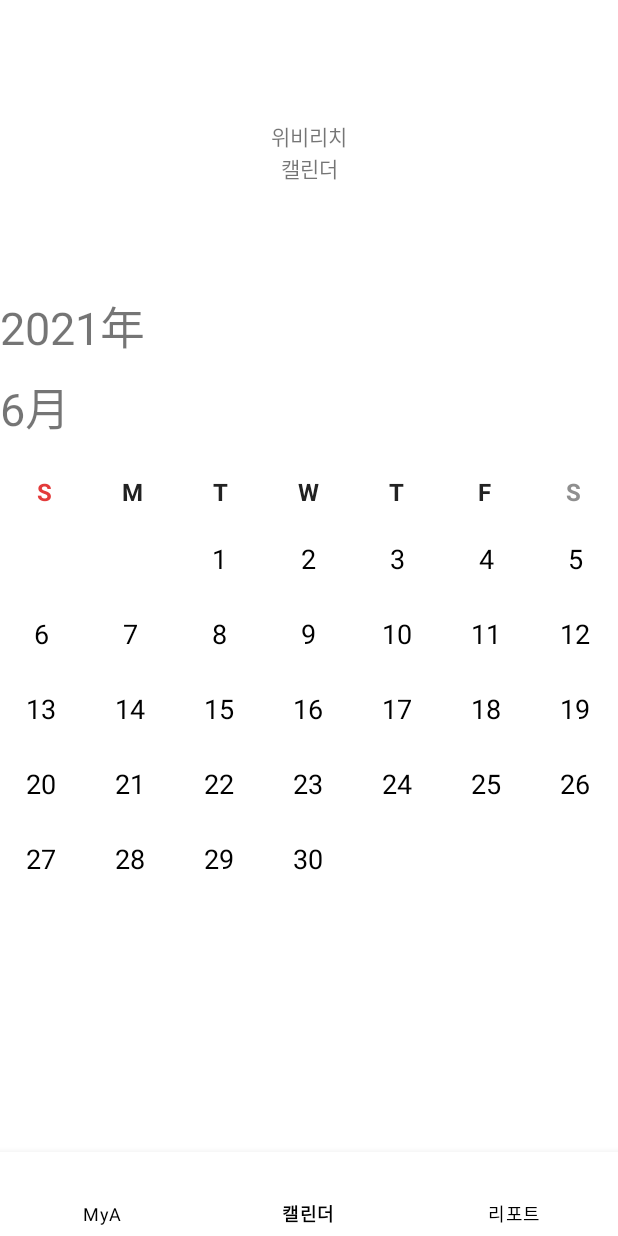
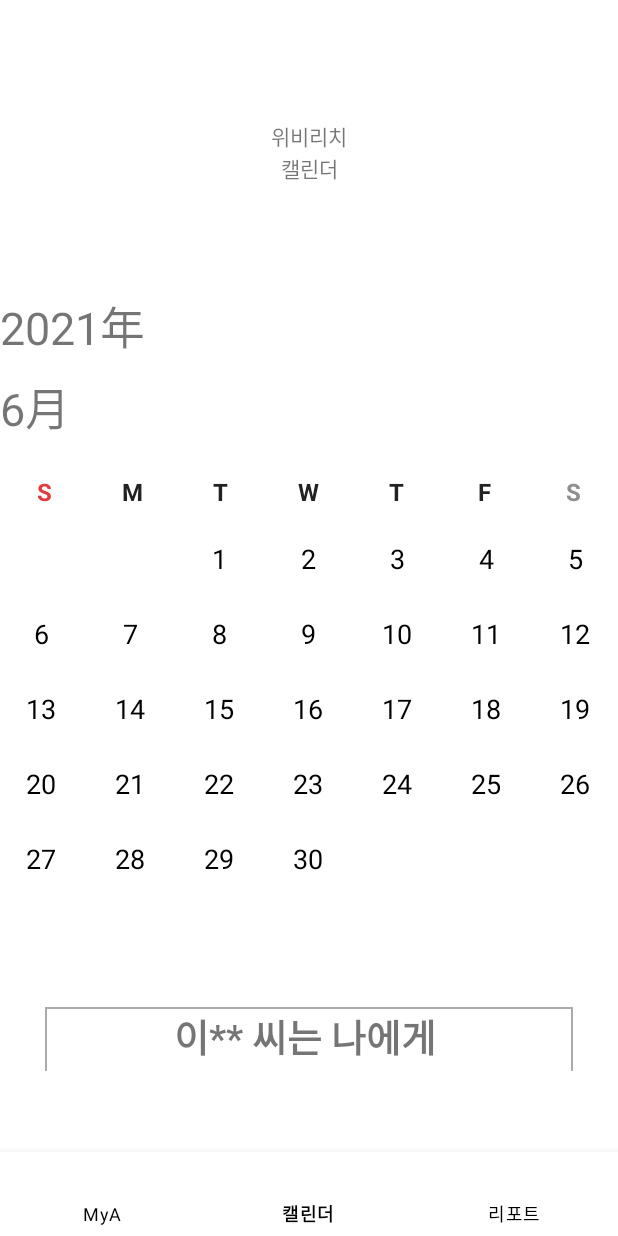
Before and after one commit to cool1726/WooriService, an Android app: the screen it shows after launch (MainActivity), item 2 of the bottom bar chosen, on a phone screen of 412 x 824 dp. Run offline under Robolectric (Android 15) with nearby library versions, the phone set to English and light mode, and no system bars.

Commit message:
달력 리사이클러뷰

```diff
--- a/app/src/main/java/com/example/wooriservice/calendars/CalendarAdapter.java
+++ b/app/src/main/java/com/example/wooriservice/calendars/CalendarAdapter.java
@@ -1,7 +1,6 @@
 package com.example.wooriservice.calendars;
 
 import android.content.Context;
-import android.content.Intent;
 import android.graphics.Color;
 import android.util.Log;
 import android.util.Pair;
@@ -11,6 +10,8 @@ import android.view.ViewGroup;
 import android.widget.ArrayAdapter;
 import android.widget.ImageView;
 import android.widget.TextView;
+
+import androidx.recyclerview.widget.RecyclerView;
 
 import com.example.wooriservice.R;
 
@@ -23,6 +24,8 @@ public class CalendarAdapter extends ArrayAdapter<Date> implements View.OnClickL
     private LayoutInflater inflater;
     private int inputMonth;
     private ArrayList<Date> days;
+    boolean isRecyclerViewVisible = false;
+    static RecyclerView recyclerView2;
     Context mcontext;
 
     View view;
@@ -46,6 +49,11 @@ public class CalendarAdapter extends ArrayAdapter<Date> implements View.OnClickL
 
         this.colorList = colorList;
         inflater = LayoutInflater.from(context);
+    }
+
+    public static void setRecyler(RecyclerView recyclerView3) {
+        recyclerView2 = recyclerView3;
+
     }
 
     public View getView(int position, View view, ViewGroup parent) {
@@ -75,6 +83,8 @@ public class CalendarAdapter extends ArrayAdapter<Date> implements View.OnClickL
 
         txtDate.setText(String.valueOf(calendar.get(Calendar.DATE)));
 
+
+
         // inputMonth는 ViewPager의 해당 페이지에 출력하는 Month를 표시
         if(month != inputMonth || year != calendarToday.get(Calendar.YEAR)) {
             // 해당월이 아닌경우에는 GridView에 표시되지 않도록 함
@@ -102,6 +112,13 @@ public class CalendarAdapter extends ArrayAdapter<Date> implements View.OnClickL
         view.setOnClickListener(new View.OnClickListener(){
             @Override
             public void onClick(View view) {
+                isRecyclerViewVisible = !isRecyclerViewVisible;
+                if(isRecyclerViewVisible) {
+                    recyclerView2.setVisibility(View.VISIBLE);
+                } else {
+                    recyclerView2.setVisibility(View.INVISIBLE);
+                }
+
 
                 if (imgColor.getColorFilter() == null) {
 //                    Intent intent = new Intent(parent.getContext(), addDiary.class);
@@ -122,6 +139,7 @@ public class CalendarAdapter extends ArrayAdapter<Date> implements View.OnClickL
     public void onClick(View v){
         if(this.calClickListener != null) {
             // !!
+            Log.w("cal", "click");
         }
     }
 
--- /dev/null
+++ b/app/src/main/java/com/example/wooriservice/calendars/CalendarRecylerAdapter.java
@@ -0,0 +1,73 @@
+package com.example.wooriservice.calendars;
+
+import android.content.Context;
+import android.content.Intent;
+import android.view.LayoutInflater;
+import android.view.View;
+import android.view.ViewGroup;
+import android.widget.TextView;
+
+import androidx.annotation.NonNull;
+import androidx.recyclerview.widget.RecyclerView;
+
+import com.example.wooriservice.R;
+import com.example.wooriservice.report.Report_Content;
+
+import java.util.ArrayList;
+
+public class CalendarRecylerAdapter extends RecyclerView.Adapter<CalendarRecylerAdapter.ViewHolder>{
+    private ArrayList<String> mData = null;
+    ViewGroup p;
+
+    public class ViewHolder extends RecyclerView.ViewHolder {
+        TextView textView1;
+        TextView textView2;
+
+        ViewHolder(View itemView) {
+            super(itemView) ;
+            itemView.setOnClickListener(new View.OnClickListener() {
+                @Override
+                public void onClick(View v) {
+                    int pos = getAdapterPosition() ;
+                    if (pos != RecyclerView.NO_POSITION) {
+                        mData.set(pos, "디자인 예시를 주지 않았어") ;
+                        notifyItemChanged(pos) ;
+                    }
+                }
+            });
+            // 뷰 객체에 대한 참조. (hold strong reference)
+            textView1 = itemView.findViewById(R.id.title2) ;
+            textView2 = itemView.findViewById(R.id.term2) ;
+        }
+    }
+
+    CalendarRecylerAdapter(ArrayList<String> list) {
+        mData = list ;
+    }
+    @NonNull
+    @Override
+    public CalendarRecylerAdapter.ViewHolder onCreateViewHolder(@NonNull ViewGroup parent, int viewType) {
+        p=parent;
+        Context context = parent.getContext() ;
+        LayoutInflater inflater = (LayoutInflater) context.getSystemService(Context.LAYOUT_INFLATER_SERVICE) ;
+
+        View view = inflater.inflate(R.layout.calendartrans_item, parent, false) ;
+        CalendarRecylerAdapter.ViewHolder vh = new CalendarRecylerAdapter.ViewHolder(view) ;
+
+        return vh ;
+    }
+
+    @Override
+    public void onBindViewHolder(@NonNull CalendarRecylerAdapter.ViewHolder holder, int position) {
+
+        String text = mData.get(position) ;
+        holder.textView1.setText(text) ;
+        holder.textView2.setText("2021-04-26");
+
+    }
+
+    @Override
+    public int getItemCount() {
+        return mData.size() ;
+    }
+}
--- a/app/src/main/java/com/example/wooriservice/calendars/Calendars.java
+++ b/app/src/main/java/com/example/wooriservice/calendars/Calendars.java
@@ -9,6 +9,8 @@ import android.view.ViewGroup;
 import androidx.annotation.NonNull;
 import androidx.annotation.Nullable;
 import androidx.fragment.app.Fragment;
+import androidx.recyclerview.widget.LinearLayoutManager;
+import androidx.recyclerview.widget.RecyclerView;
 import androidx.viewpager2.widget.ViewPager2;
 
 import com.example.wooriservice.R;
@@ -20,6 +22,7 @@ import java.util.List;
 public class Calendars extends Fragment {
     private View view;
     ViewPager2 viewPager2;
+    RecyclerView recyclerView2;
 
     private List<List<String>> datalist;
     private ArrayList<Pair<String, String>> colorList = new ArrayList<>();
@@ -29,12 +32,32 @@ public class Calendars extends Fragment {
     public View onCreateView(@NonNull LayoutInflater inflater, @Nullable ViewGroup container, @Nullable Bundle savedInstanceState) {
         view = inflater.inflate(R.layout.days, container, false);
 
+        ArrayList<String> lists = new ArrayList<>();
+        String getTime ="이** 씨는 나에게";
+        for (int i=0; i<2; i++) {
+            lists.add(getTime + " ") ;
+        }
+
+        // 리사이클러뷰에 LinearLayoutManager 객체 지정.
+        recyclerView2 = view.findViewById(R.id.caltransview) ;
+        recyclerView2.setLayoutManager(new LinearLayoutManager(getContext())) ;
+
+
+        // 리사이클러뷰에 SimpleTextAdapter 객체 지정.
+        CalendarRecylerAdapter adapter = new CalendarRecylerAdapter(lists) ;
+        recyclerView2.setAdapter(adapter);
+
+        CalendarAdapter.setRecyler(recyclerView2);
+
+
         return view;
     }
     @Override
     public void onViewCreated(@NonNull View view, @Nullable Bundle savedInstanceState) {
         super.onViewCreated(view, savedInstanceState);
+
         viewPager2 = view.findViewById(R.id.pager);
+
 
         /* handler 기능 */
         colorList.add(new Pair("210430", "blue"));
@@ -59,6 +82,7 @@ public class Calendars extends Fragment {
     @Override
     public void onResume() {
         super.onResume();
+
 
         /* handler 기능 */
         colorList.add(new Pair("red", "blue"));
--- /dev/null
+++ b/app/src/main/res/layout/calendartrans_item.xml
@@ -0,0 +1,31 @@
+<?xml version="1.0" encoding="utf-8"?>
+<androidx.constraintlayout.widget.ConstraintLayout xmlns:android="http://schemas.android.com/apk/res/android"
+    android:layout_width="match_parent"
+    android:layout_height="wrap_content"
+    android:background="@drawable/boarder_layout"
+    android:layout_margin="30dp"
+    xmlns:app="http://schemas.android.com/apk/res-auto">
+
+    <TextView
+        android:layout_width="wrap_content"
+        android:layout_height="wrap_content"
+        android:id="@+id/title2"
+        android:textSize="25dp"
+        android:textStyle="bold"
+        app:layout_constraintBottom_toTopOf="@id/term2"
+        app:layout_constraintTop_toTopOf="parent"
+        app:layout_constraintRight_toRightOf="parent"
+        app:layout_constraintLeft_toLeftOf="parent"/>
+    <TextView
+        android:layout_width="match_parent"
+        android:layout_height="wrap_content"
+        android:id="@+id/term2"
+        android:textSize="15dp"
+        android:textStyle="bold"
+        android:textColor="#CFCFCF"
+        app:layout_constraintBottom_toBottomOf="parent"
+        app:layout_constraintTop_toBottomOf="@id/title2"
+        app:layout_constraintRight_toRightOf="parent"
+        app:layout_constraintLeft_toLeftOf="parent"/>
+
+</androidx.constraintlayout.widget.ConstraintLayout>
--- a/app/src/main/res/layout/days.xml
+++ b/app/src/main/res/layout/days.xml
@@ -59,4 +59,16 @@
         app:layout_constraintEnd_toEndOf="parent"
         app:layout_constraintVertical_chainStyle="packed"/>
 
+    <androidx.recyclerview.widget.RecyclerView
+        android:id="@+id/caltransview"
+        android:layout_width="match_parent"
+        android:layout_height="100dp"
+        app:layout_constraintVertical_chainStyle="packed"
+        app:layout_constraintRight_toRightOf="parent"
+        app:layout_constraintLeft_toLeftOf="parent"
+        app:layout_constraintBottom_toBottomOf="parent"
+        app:layout_constraintTop_toBottomOf="@id/bt_cal_down" />
+
+
+
 </androidx.constraintlayout.widget.ConstraintLayout>
```
